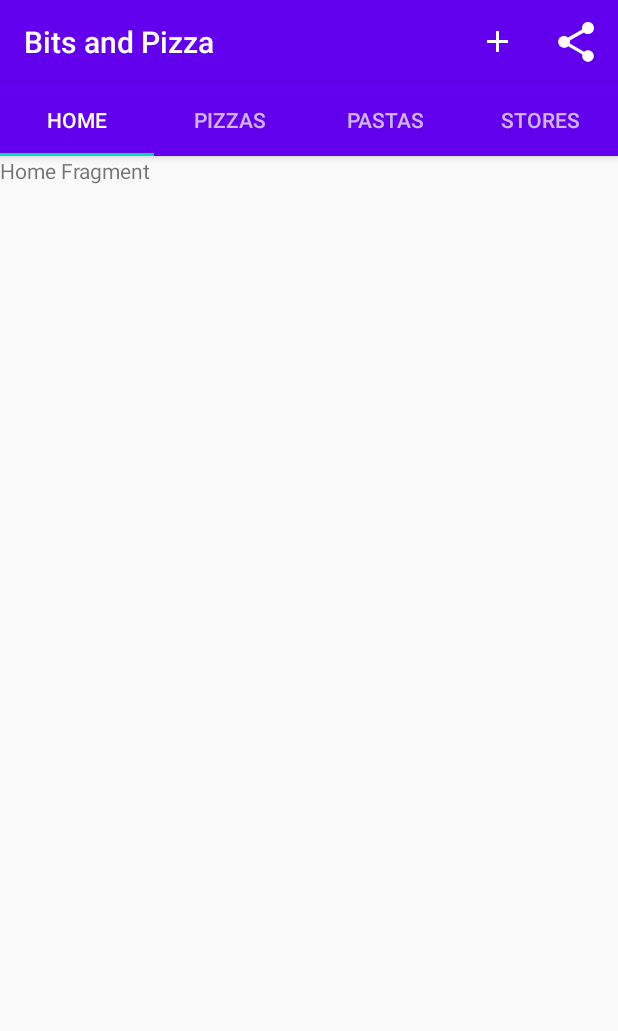
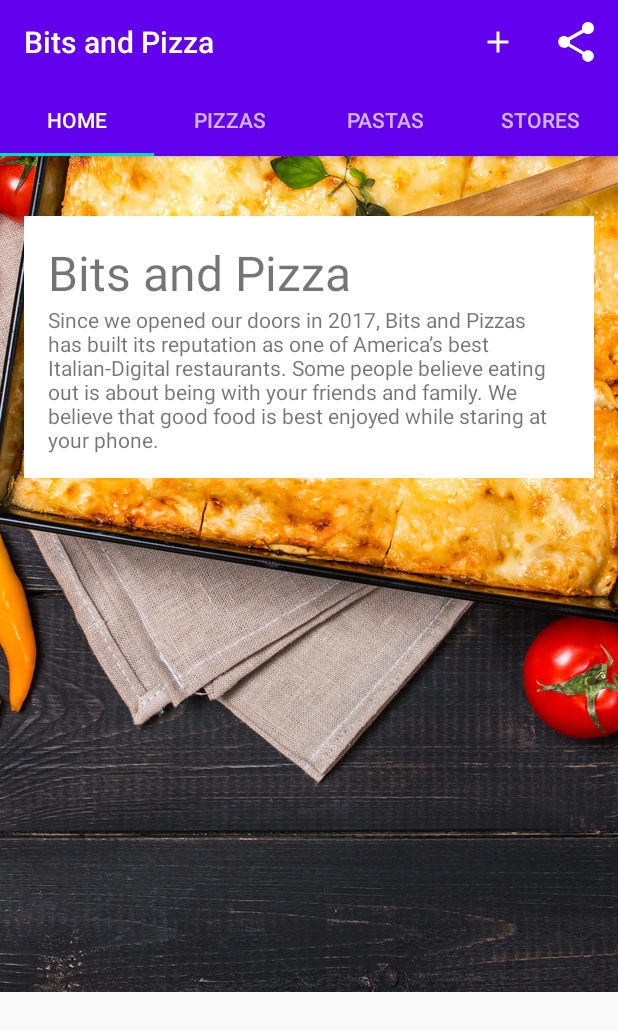
Before and after one commit to damarendra/hfad.bitsandpizza, an Android app: the screen it shows after launch (MainActivity), on a phone screen of 412 x 824 dp. Shown: the top 1031 px of the screen. Run offline under Robolectric (Android 15) with nearby library versions, the phone set to English and light mode, and no system bars.

Commit message:
home fragment design polished, tab bar scrolled down if contents are scrolled

```diff
--- a/app/src/main/res/layout/activity_main.xml
+++ b/app/src/main/res/layout/activity_main.xml
@@ -1,34 +1,44 @@
 <?xml version="1.0" encoding="utf-8"?>
-<LinearLayout
+<androidx.coordinatorlayout.widget.CoordinatorLayout
     xmlns:android="http://schemas.android.com/apk/res/android"
     xmlns:app="http://schemas.android.com/apk/res-auto"
     xmlns:tools="http://schemas.android.com/tools"
     android:layout_width="match_parent"
     android:layout_height="match_parent"
-    android:orientation="vertical"
     tools:context=".MainActivity">
-
-    <include
-        android:id="@+id/include"
-        layout="@layout/toolbar_main"
-        android:layout_width="match_parent"
-        android:layout_height="?attr/actionBarSize" />
 
     <com.google.android.material.appbar.AppBarLayout
         android:layout_width="match_parent"
         android:layout_height="wrap_content"
         android:theme="@style/ThemeOverlay.AppCompat.Dark.ActionBar">
 
+        <include
+            android:id="@+id/include"
+            layout="@layout/toolbar_main"
+            android:layout_width="match_parent"
+            android:layout_height="?attr/actionBarSize"
+            app:layout_scrollFlags="scroll|enterAlways"
+            />
+<!--        <androidx.appcompat.widget.Toolbar-->
+<!--            android:id="@+id/toolbar"-->
+<!--            android:layout_width="match_parent"-->
+<!--            android:layout_height="?attr/actionBarSize"-->
+<!--            app:layout_scrollFlags="scroll|enterAlways"-->
+<!--            />-->
+
         <com.google.android.material.tabs.TabLayout
             android:id="@+id/tabs"
             android:layout_width="match_parent"
-            android:layout_height="wrap_content" />
+            android:layout_height="wrap_content"
+            />
 
     </com.google.android.material.appbar.AppBarLayout>
 
     <androidx.viewpager.widget.ViewPager
         android:id="@+id/pager"
         android:layout_width="match_parent"
-        android:layout_height="wrap_content" />
+        android:layout_height="wrap_content"
+        app:layout_behavior="com.google.android.material.appbar.AppBarLayout$ScrollingViewBehavior"
+        />
 
-</LinearLayout>
+</androidx.coordinatorlayout.widget.CoordinatorLayout>
--- a/app/src/main/res/layout/fragment_home.xml
+++ b/app/src/main/res/layout/fragment_home.xml
@@ -1,14 +1,46 @@
 <?xml version="1.0" encoding="utf-8"?>
-<LinearLayout xmlns:android="http://schemas.android.com/apk/res/android"
+<androidx.core.widget.NestedScrollView
+    xmlns:android="http://schemas.android.com/apk/res/android"
     xmlns:tools="http://schemas.android.com/tools"
     android:layout_width="match_parent"
     android:layout_height="match_parent"
     android:orientation="vertical"
     tools:context=".HomeFragment">
 
-    <TextView
+    <FrameLayout
         android:layout_width="match_parent"
-        android:layout_height="match_parent"
-        android:text="@string/home_fragment" />
+        android:layout_height="wrap_content">
 
-</LinearLayout>
+        <ImageView
+            android:layout_width="match_parent"
+            android:layout_height="wrap_content"
+            android:scaleType="centerCrop"
+            android:src="@drawable/restaurant"
+            android:contentDescription="@string/restaurant_image"
+            />
+
+        <LinearLayout
+            android:layout_width="wrap_content"
+            android:layout_height="wrap_content"
+            android:orientation="vertical"
+            android:background="@color/colorWhite"
+            android:layout_gravity="center_horizontal"
+            android:padding="16dp"
+            android:layout_marginTop="40dp"
+            android:layout_marginHorizontal="16dp"
+            >
+            <TextView
+                android:text="@string/company_name"
+                android:layout_width="wrap_content"
+                android:layout_height="wrap_content"
+                android:textSize="32sp"/>
+
+            <TextView
+                android:text="@string/home_text"
+                android:layout_width="wrap_content"
+                android:layout_height="wrap_content" />
+        </LinearLayout>
+
+    </FrameLayout>
+
+</androidx.core.widget.NestedScrollView>
--- a/app/src/main/res/layout/toolbar_main.xml
+++ b/app/src/main/res/layout/toolbar_main.xml
@@ -14,6 +14,7 @@
         android:theme="@style/ThemeOverlay.AppCompat.Dark.ActionBar"
         app:layout_constraintEnd_toEndOf="parent"
         app:layout_constraintStart_toStartOf="parent"
-        app:layout_constraintTop_toTopOf="parent" />
+        app:layout_constraintTop_toTopOf="parent"
+        />
 
 </androidx.constraintlayout.widget.ConstraintLayout>
--- a/app/src/main/res/values/colors.xml
+++ b/app/src/main/res/values/colors.xml
@@ -1,5 +1,6 @@
 <?xml version="1.0" encoding="utf-8"?>
 <resources>
+    <color name="colorWhite">#FFFFFF</color>
     <color name="colorPrimary">#6200EE</color>
     <color name="colorPrimaryDark">#3700B3</color>
     <color name="colorAccent">#03DAC5</color>
--- a/app/src/main/res/values/strings.xml
+++ b/app/src/main/res/values/strings.xml
@@ -20,4 +20,13 @@
     <string name="pizza_tab">Pizzas</string>
     <string name="pasta_tab">Pastas</string>
     <string name="store_tab">Stores</string>
+    <string name="company_name">Bits and Pizza</string>
+    <string name="restaurant_image">Restaurant Image</string>
+    <string name="home_text">
+        Since we opened our doors in 2017, Bits and Pizzas
+        has built its reputation as one of America’s best Italian-Digital
+        restaurants. Some people believe eating out is about being with your
+        friends and family. We believe that good food is best enjoyed while
+        staring at your phone.
+    </string>
 </resources>
```
Also changed, not shown: app/src/main/res/drawable-hdpi/ic_add_white_24dp.png (added).
